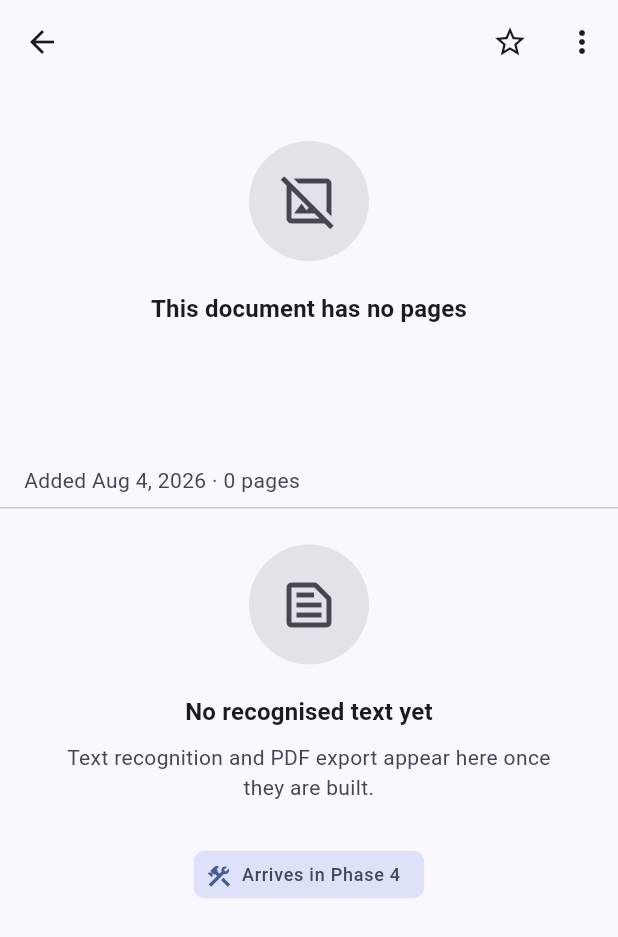
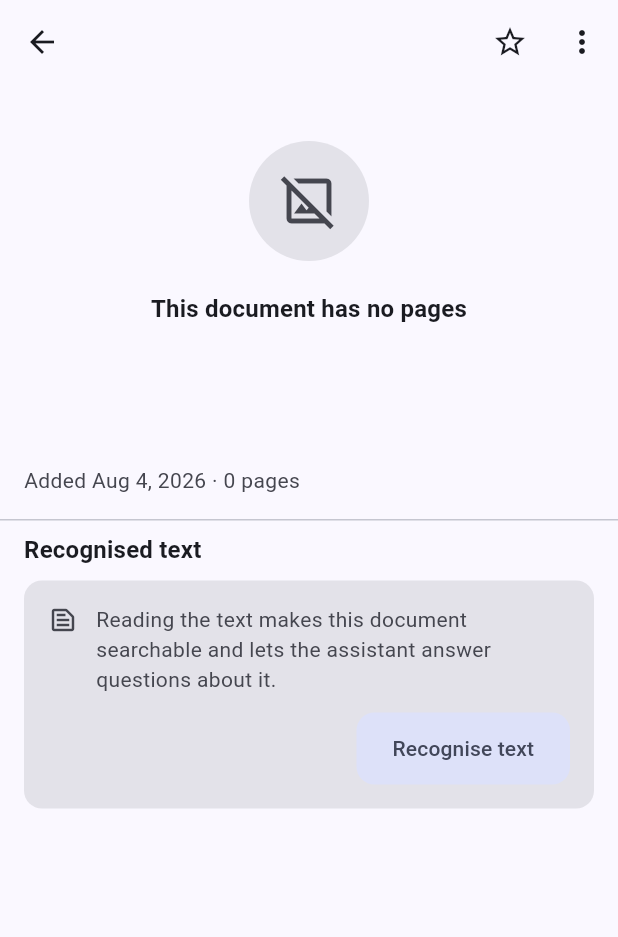
Before and after one commit to Sidra-Hayat/DocuAI, a Flutter app: the _DocumentDetail screen opened directly with empty values, on a phone screen of 412 x 824 dp. Shown: the top 937 px of the screen. Run offline on Flutter 3.47's test engine with Material 3 defaults, Android fonts, the phone set to English and light mode, and no system bars; our stand-ins replace flutter_riverpod, freezed_annotation, go_router, hive_ce, hive_ce_flutter; missing offline and left inert: google_mlkit_document_scanner, google_mlkit_text_recognition; accounts and stored records are empty; statements that could not run were skipped.

Commit message:
feat(ocr): add on-device text recognition
Implements OcrRepository over ML Kit Text Recognition and replaces the
detail screen's placeholder with a real recognised-text section.

Unlike the document scanner, this model is bundled into the APK rather than
fetched from Play Services, so it works on every device — including the
ones where scanning is unavailable and pages arrived from the gallery.

- MlKitTextRecognizer resolves the stored relative path, which is what
  keeps the file system out of the domain layer's OCR use case, and checks
  the file exists first so a missing page reports itself instead of
  surfacing as an opaque platform error.
- One native recogniser is created and reused across a batch. Constructing
  a detector allocates a native model, and a twenty-page document would
  otherwise allocate twenty; it is released through the provider's dispose.
- A missing image is reported as an OcrFailure rather than a StorageFailure,
  so the page is marked failed and stays retryable instead of suggesting the
  library itself is broken.

Recognition starts automatically the first time a document with unread
pages is opened, which is what makes a freshly scanned document searchable
without the user pressing anything. It cannot loop: a run leaves every page
completed or failed, so the aggregate status is no longer pending and the
trigger is false on every later open. Failed pages are retried only on an
explicit tap.

OcrState carries the document id, so a run that outlives a navigation
cannot paint progress onto a different document.

151 tests pass and `flutter build apk --debug` succeeds. The recognition
path itself is verified against a mocked method channel — running the real
model still needs a device.

```diff
--- a/lib/src/features/documents/presentation/screens/document_detail_screen.dart
+++ b/lib/src/features/documents/presentation/screens/document_detail_screen.dart
@@ -3,16 +3,17 @@ import 'package:flutter_riverpod/flutter_riverpod.dart';
 import 'package:intl/intl.dart';
 
 import '../../../../core/widgets/app_empty_state.dart';
-import '../../../../core/widgets/phase_placeholder.dart';
+import '../../../ocr/presentation/providers/ocr_controller.dart';
 import '../../domain/entities/document.dart';
+import '../../domain/entities/document_page.dart';
 import '../providers/document_providers.dart';
 import '../widgets/document_actions.dart';
+import '../widgets/document_text_section.dart';
 import '../widgets/document_thumbnail.dart';
 
-/// Single document view: pages, metadata and the library actions.
+/// Single document view: pages, recognised text and the library actions.
 ///
-/// Phase 4 adds the recognised-text section and Phase 5 the export and share
-/// actions; the placeholder at the bottom marks where both land.
+/// Phase 5 adds PDF export and sharing.
 class DocumentDetailScreen extends ConsumerWidget {
   const DocumentDetailScreen({required this.documentId, super.key});
 
@@ -42,13 +43,41 @@ class DocumentDetailScreen extends ConsumerWidget {
   }
 }
 
-class _DocumentDetail extends ConsumerWidget {
+class _DocumentDetail extends ConsumerStatefulWidget {
   const _DocumentDetail({required this.document});
 
   final Document document;
 
   @override
-  Widget build(BuildContext context, WidgetRef ref) {
+  ConsumerState<_DocumentDetail> createState() => _DocumentDetailState();
+}
+
+class _DocumentDetailState extends ConsumerState<_DocumentDetail> {
+  /// Starts recognition automatically the first time a document with unread
+  /// pages is opened — which is what makes a freshly scanned document become
+  /// searchable without the user being asked to press anything.
+  ///
+  /// This cannot loop. The run leaves every page either completed or failed,
+  /// so the document's aggregate status is no longer [OcrStatus.pending] and
+  /// the condition below is false on every subsequent open. Pages that failed
+  /// are retried only on an explicit tap, because a page that cannot be read
+  /// will not read any better the second time it is opened.
+  @override
+  void initState() {
+    super.initState();
+
+    final document = widget.document;
+    if (document.hasPages && document.ocrStatus == OcrStatus.pending) {
+      Future.microtask(() {
+        if (!mounted) return;
+        ref.read(ocrControllerProvider.notifier).run(document.id);
+      });
+    }
+  }
+
+  @override
+  Widget build(BuildContext context) {
+    final document = widget.document;
     final theme = Theme.of(context);
 
     return Scaffold(
@@ -106,16 +135,9 @@ class _DocumentDetail extends ConsumerWidget {
               ],
             ),
           ),
-          const SizedBox(height: 8),
+          const SizedBox(height: 16),
           const Divider(),
-          const PhasePlaceholder(
-            icon: Icons.text_snippet_outlined,
-            title: 'No recognised text yet',
-            description:
-                'Text recognition and PDF export appear here once they are '
-                'built.',
-            phase: 'Phase 4',
-          ),
+          DocumentTextSection(document: document),
         ],
       ),
     );
--- /dev/null
+++ b/lib/src/features/documents/presentation/widgets/document_text_section.dart
@@ -0,0 +1,204 @@
+import 'package:flutter/material.dart';
+import 'package:flutter_riverpod/flutter_riverpod.dart';
+
+import '../../../ocr/presentation/providers/ocr_controller.dart';
+import '../../domain/entities/document.dart';
+import '../../domain/entities/document_page.dart';
+
+/// Recognised text for one document, plus the controls to produce it.
+///
+/// Reads the document's own OCR status rather than the controller for
+/// everything except live progress: the status is persisted, so reopening a
+/// document shows the right thing without a run having happened this session.
+class DocumentTextSection extends ConsumerWidget {
+  const DocumentTextSection({required this.document, super.key});
+
+  final Document document;
+
+  @override
+  Widget build(BuildContext context, WidgetRef ref) {
+    final ocr = ref.watch(ocrControllerProvider);
+    final theme = Theme.of(context);
+
+    // A run for a different document must not paint progress here.
+    final running = ocr is OcrRunning && ocr.documentId == document.id
+        ? ocr
+        : null;
+
+    return Padding(
+      padding: const EdgeInsets.fromLTRB(16, 8, 16, 0),
+      child: Column(
+        crossAxisAlignment: CrossAxisAlignment.start,
+        children: [
+          Row(
+            children: [
+              Expanded(
+                child: Text(
+                  'Recognised text',
+                  style: theme.textTheme.titleMedium?.copyWith(
+                    fontWeight: FontWeight.w600,
+                  ),
+                ),
+              ),
+              if (running == null && document.hasText)
+                IconButton(
+                  tooltip: 'Read the pages again',
+                  onPressed: () => ref
+                      .read(ocrControllerProvider.notifier)
+                      .run(document.id, force: true),
+                  icon: const Icon(Icons.refresh),
+                ),
+            ],
+          ),
+          const SizedBox(height: 8),
+          if (running != null)
+            _Progress(state: running)
+          else
+            ..._body(context, ref, theme),
+        ],
+      ),
+    );
+  }
+
+  List<Widget> _body(BuildContext context, WidgetRef ref, ThemeData theme) {
+    final failedPages = document.pages
+        .where((page) => page.ocrStatus == OcrStatus.failed)
+        .length;
+
+    return <Widget>[
+      if (document.hasText) ...[
+        if (failedPages > 0) ...[
+          _Notice(
+            icon: Icons.warning_amber_outlined,
+            message: failedPages == 1
+                ? 'One page could not be read. The text below is from the rest.'
+                : '$failedPages pages could not be read. The text below is '
+                      'from the rest.',
+            onRetry: () =>
+                ref.read(ocrControllerProvider.notifier).run(document.id),
+          ),
+          const SizedBox(height: 12),
+        ],
+        SelectableText(
+          document.extractedText,
+          style: theme.textTheme.bodyMedium?.copyWith(height: 1.5),
+        ),
+      ] else
+        switch (document.ocrStatus) {
+          // Recognition ran and genuinely found nothing — a photograph of a
+          // blank page is a valid result, not an error.
+          OcrStatus.completed => _Notice(
+            icon: Icons.text_fields_outlined,
+            message:
+                'No text was found on these pages. Photos of drawings or blank '
+                'pages have nothing to read.',
+            onRetry: () => ref
+                .read(ocrControllerProvider.notifier)
+                .run(document.id, force: true),
+            retryLabel: 'Read again',
+          ),
+          OcrStatus.failed => _Notice(
+            icon: Icons.error_outline,
+            message:
+                'The pages could not be read. This usually means the images '
+                'are too blurred or were taken at too steep an angle.',
+            onRetry: () =>
+                ref.read(ocrControllerProvider.notifier).run(document.id),
+          ),
+          OcrStatus.pending || OcrStatus.running => _Notice(
+            icon: Icons.text_snippet_outlined,
+            message:
+                'Reading the text makes this document searchable and lets the '
+                'assistant answer questions about it.',
+            onRetry: () =>
+                ref.read(ocrControllerProvider.notifier).run(document.id),
+            retryLabel: 'Recognise text',
+          ),
+        },
+    ];
+  }
+}
+
+class _Progress extends StatelessWidget {
+  const _Progress({required this.state});
+
+  final OcrRunning state;
+
+  @override
+  Widget build(BuildContext context) {
+    final theme = Theme.of(context);
+
+    return Column(
+      crossAxisAlignment: CrossAxisAlignment.start,
+      children: [
+        // A determinate bar once the page count is known; the first moments of
+        // a run have nothing to divide by.
+        LinearProgressIndicator(value: state.fraction),
+        const SizedBox(height: 10),
+        Text(
+          state.total == 0
+              ? 'Preparing…'
+              : 'Reading page ${state.done} of ${state.total}…',
+          style: theme.textTheme.bodySmall?.copyWith(
+            color: theme.colorScheme.onSurfaceVariant,
+          ),
+        ),
+      ],
+    );
+  }
+}
+
+class _Notice extends StatelessWidget {
+  const _Notice({
+    required this.icon,
+    required this.message,
+    required this.onRetry,
+    this.retryLabel = 'Try again',
+  });
+
+  final IconData icon;
+  final String message;
+  final VoidCallback onRetry;
+  final String retryLabel;
+
+  @override
+  Widget build(BuildContext context) {
+    final theme = Theme.of(context);
+
+    return Container(
+      padding: const EdgeInsets.all(16),
+      decoration: BoxDecoration(
+        color: theme.colorScheme.surfaceContainerHighest,
+        borderRadius: BorderRadius.circular(12),
+      ),
+      child: Column(
+        crossAxisAlignment: CrossAxisAlignment.start,
+        children: [
+          Row(
+            crossAxisAlignment: CrossAxisAlignment.start,
+            children: [
+              Icon(icon, size: 20, color: theme.colorScheme.onSurfaceVariant),
+              const SizedBox(width: 12),
+              Expanded(
+                child: Text(
+                  message,
+                  style: theme.textTheme.bodyMedium?.copyWith(
+                    color: theme.colorScheme.onSurfaceVariant,
+                  ),
+                ),
+              ),
+            ],
+          ),
+          const SizedBox(height: 12),
+          Align(
+            alignment: Alignment.centerRight,
+            child: FilledButton.tonal(
+              onPressed: onRetry,
+              child: Text(retryLabel),
+            ),
+          ),
+        ],
+      ),
+    );
+  }
+}
--- /dev/null
+++ b/lib/src/features/ocr/presentation/providers/ocr_controller.dart
@@ -0,0 +1,127 @@
+import 'package:flutter_riverpod/flutter_riverpod.dart';
+
+import '../../../../core/storage/storage_paths.dart';
+import '../../../documents/presentation/providers/document_providers.dart';
+import '../../../search/data/repositories/unindexed_search_repository.dart';
+import '../../data/datasources/mlkit_text_recognizer.dart';
+import '../../data/repositories/ocr_repository_impl.dart';
+import '../../domain/repositories/ocr_repository.dart';
+import '../../domain/usecases/recognize_document_text.dart';
+
+// ---- Dependencies ----------------------------------------------------------
+
+final mlKitTextRecognizerProvider = Provider<MlKitTextRecognizer>((ref) {
+  final recognizer = MlKitTextRecognizer(paths: ref.watch(storagePathsProvider));
+  // Releases the native model when nothing is using it any more.
+  ref.onDispose(recognizer.close);
+  return recognizer;
+});
+
+final ocrRepositoryProvider = Provider<OcrRepository>(
+  (ref) => OcrRepositoryImpl(ref.watch(mlKitTextRecognizerProvider)),
+);
+
+final recognizeDocumentTextProvider = Provider<RecognizeDocumentText>(
+  (ref) => RecognizeDocumentText(
+    ocr: ref.watch(ocrRepositoryProvider),
+    documents: ref.watch(documentRepositoryProvider),
+    search: ref.watch(searchRepositoryProvider),
+  ),
+);
+
+// ---- State -----------------------------------------------------------------
+
+/// What text recognition is doing, and for which document.
+///
+/// The document id travels with the state because one controller serves
+/// whichever document is open. A screen compares it against its own id and
+/// ignores anything else, so a run that outlives a navigation cannot paint
+/// progress onto the wrong document.
+sealed class OcrState {
+  const OcrState();
+
+  String? get documentId => null;
+}
+
+final class OcrIdle extends OcrState {
+  const OcrIdle();
+}
+
+final class OcrRunning extends OcrState {
+  const OcrRunning({
+    required this.documentId,
+    required this.done,
+    required this.total,
+  });
+
+  @override
+  final String documentId;
+
+  /// Pages finished, and how many this run will touch — not the document's
+  /// total, since a re-run may only cover the pages that failed.
+  final int done;
+  final int total;
+
+  double? get fraction => total == 0 ? null : done / total;
+}
+
+final class OcrCompleted extends OcrState {
+  const OcrCompleted(this.documentId);
+
+  @override
+  final String documentId;
+}
+
+final class OcrFailedState extends OcrState {
+  const OcrFailedState(this.documentId, this.message);
+
+  @override
+  final String documentId;
+
+  final String message;
+}
+
+// ---- Controller ------------------------------------------------------------
+
+class OcrController extends Notifier<OcrState> {
+  @override
+  OcrState build() => const OcrIdle();
+
+  /// Recognises text across a document's outstanding pages.
+  ///
+  /// Only the load-or-save failure ends up in [OcrFailedState] — individual
+  /// unreadable pages are recorded on the pages themselves by the use case and
+  /// stay retryable, so a document with one bad photo still reports success and
+  /// keeps the text it did get.
+  Future<void> run(String documentId, {bool force = false}) async {
+    if (state case OcrRunning(documentId: final running) when running == documentId) {
+      return;
+    }
+
+    state = OcrRunning(documentId: documentId, done: 0, total: 0);
+
+    final result = await ref.read(recognizeDocumentTextProvider)(
+      documentId,
+      force: force,
+      onProgress: (done, total) {
+        // A run that is superseded by another document's must not keep
+        // repainting the first one's progress.
+        if (state.documentId != documentId) return;
+        state = OcrRunning(documentId: documentId, done: done, total: total);
+      },
+    );
+
+    if (state.documentId != documentId) return;
+
+    state = result.fold(
+      onSuccess: (_) => OcrCompleted(documentId),
+      onFailure: (failure) => OcrFailedState(documentId, failure.message),
+    );
+  }
+
+  void reset() => state = const OcrIdle();
+}
+
+final ocrControllerProvider = NotifierProvider<OcrController, OcrState>(
+  OcrController.new,
+);
```
Also changed, not shown: lib/src/features/ocr/data/datasources/mlkit_text_recognizer.dart (added, +76 -0 lines), lib/src/features/ocr/data/repositories/ocr_repository_impl.dart (added, +41 -0 lines), 7 other files.
